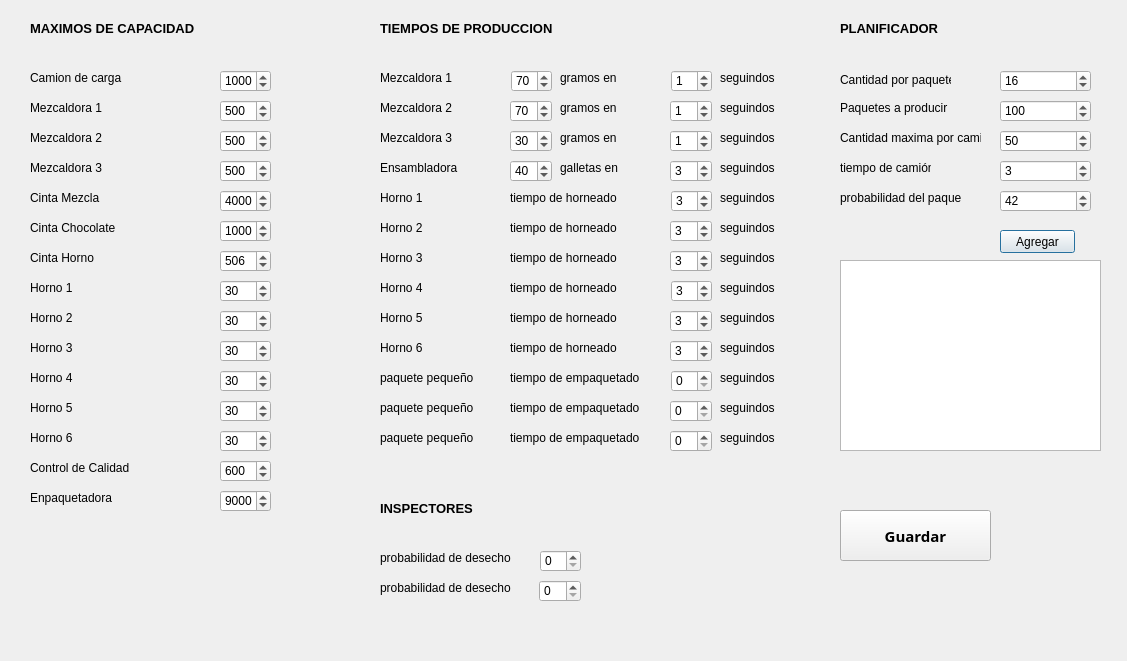
This is Fabrica/configuracion.ui in gaboq98/FABRICA as Qt 5 draws it before an edit. The edited form follows.
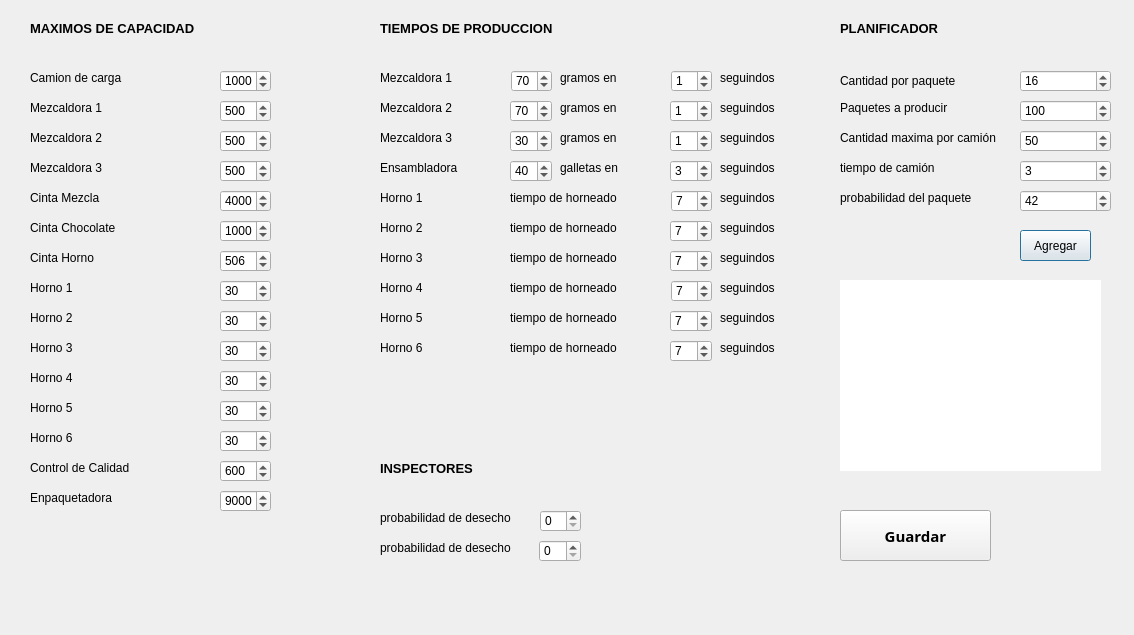
This is the edited form.

Patch:
```diff
--- a/Fabrica/configuracion.ui
+++ b/Fabrica/configuracion.ui
@@ -6,8 +6,8 @@
    <rect>
     <x>0</x>
     <y>0</y>
-    <width>1127</width>
-    <height>661</height>
+    <width>1134</width>
+    <height>635</height>
    </rect>
   </property>
   <property name="windowTitle">
@@ -365,45 +365,6 @@
     <string>Horno 3</string>
    </property>
   </widget>
-  <widget class="QLabel" name="label_31">
-   <property name="geometry">
-    <rect>
-     <x>380</x>
-     <y>370</y>
-     <width>101</width>
-     <height>16</height>
-    </rect>
-   </property>
-   <property name="text">
-    <string>paquete pequeño</string>
-   </property>
-  </widget>
-  <widget class="QLabel" name="label_32">
-   <property name="geometry">
-    <rect>
-     <x>380</x>
-     <y>400</y>
-     <width>101</width>
-     <height>16</height>
-    </rect>
-   </property>
-   <property name="text">
-    <string>paquete pequeño</string>
-   </property>
-  </widget>
-  <widget class="QLabel" name="label_33">
-   <property name="geometry">
-    <rect>
-     <x>380</x>
-     <y>430</y>
-     <width>101</width>
-     <height>16</height>
-    </rect>
-   </property>
-   <property name="text">
-    <string>paquete pequeño</string>
-   </property>
-  </widget>
   <widget class="QLabel" name="label_34">
    <property name="geometry">
     <rect>
@@ -681,7 +642,7 @@
    <property name="geometry">
     <rect>
      <x>380</x>
-     <y>500</y>
+     <y>460</y>
      <width>131</width>
      <height>16</height>
     </rect>
@@ -884,7 +845,7 @@
     <number>10000</number>
    </property>
    <property name="value">
-    <number>3</number>
+    <number>7</number>
    </property>
   </widget>
   <widget class="QLabel" name="label_46">
@@ -913,7 +874,7 @@
     <number>10000</number>
    </property>
    <property name="value">
-    <number>3</number>
+    <number>7</number>
    </property>
   </widget>
   <widget class="QLabel" name="label_49">
@@ -955,7 +916,7 @@
     <number>10000</number>
    </property>
    <property name="value">
-    <number>3</number>
+    <number>7</number>
    </property>
   </widget>
   <widget class="QLabel" name="label_52">
@@ -997,7 +958,7 @@
     <number>10000</number>
    </property>
    <property name="value">
-    <number>3</number>
+    <number>7</number>
    </property>
   </widget>
   <widget class="QSpinBox" name="tiempo_horno4">
@@ -1013,7 +974,7 @@
     <number>10000</number>
    </property>
    <property name="value">
-    <number>3</number>
+    <number>7</number>
    </property>
   </widget>
   <widget class="QSpinBox" name="tiempo_horno5">
@@ -1029,7 +990,7 @@
     <number>10000</number>
    </property>
    <property name="value">
-    <number>3</number>
+    <number>7</number>
    </property>
   </widget>
   <widget class="QLabel" name="label_56">
@@ -1181,128 +1142,11 @@
     <number>3</number>
    </property>
   </widget>
-  <widget class="QLabel" name="label_63">
-   <property name="geometry">
-    <rect>
-     <x>510</x>
-     <y>370</y>
-     <width>151</width>
-     <height>16</height>
-    </rect>
-   </property>
-   <property name="text">
-    <string>tiempo de empaquetado</string>
-   </property>
-  </widget>
-  <widget class="QLabel" name="label_64">
-   <property name="geometry">
-    <rect>
-     <x>510</x>
-     <y>400</y>
-     <width>141</width>
-     <height>16</height>
-    </rect>
-   </property>
-   <property name="text">
-    <string>tiempo de empaquetado</string>
-   </property>
-  </widget>
-  <widget class="QLabel" name="label_65">
-   <property name="geometry">
-    <rect>
-     <x>510</x>
-     <y>430</y>
-     <width>141</width>
-     <height>16</height>
-    </rect>
-   </property>
-   <property name="text">
-    <string>tiempo de empaquetado</string>
-   </property>
-  </widget>
-  <widget class="QLabel" name="label_54">
-   <property name="geometry">
-    <rect>
-     <x>720</x>
-     <y>370</y>
-     <width>61</width>
-     <height>16</height>
-    </rect>
-   </property>
-   <property name="text">
-    <string>seguindos</string>
-   </property>
-  </widget>
-  <widget class="QSpinBox" name="tiempo_pack4">
-   <property name="geometry">
-    <rect>
-     <x>671</x>
-     <y>370</y>
-     <width>41</width>
-     <height>22</height>
-    </rect>
-   </property>
-   <property name="maximum">
-    <number>10000</number>
-   </property>
-  </widget>
-  <widget class="QLabel" name="label_55">
-   <property name="geometry">
-    <rect>
-     <x>720</x>
-     <y>430</y>
-     <width>61</width>
-     <height>16</height>
-    </rect>
-   </property>
-   <property name="text">
-    <string>seguindos</string>
-   </property>
-  </widget>
-  <widget class="QSpinBox" name="tiempo_pack16">
-   <property name="geometry">
-    <rect>
-     <x>670</x>
-     <y>430</y>
-     <width>42</width>
-     <height>22</height>
-    </rect>
-   </property>
-   <property name="maximum">
-    <number>10000</number>
-   </property>
-  </widget>
-  <widget class="QLabel" name="label_66">
-   <property name="geometry">
-    <rect>
-     <x>720</x>
-     <y>400</y>
-     <width>61</width>
-     <height>16</height>
-    </rect>
-   </property>
-   <property name="text">
-    <string>seguindos</string>
-   </property>
-  </widget>
-  <widget class="QSpinBox" name="tiempo_pack10">
-   <property name="geometry">
-    <rect>
-     <x>670</x>
-     <y>400</y>
-     <width>42</width>
-     <height>22</height>
-    </rect>
-   </property>
-   <property name="maximum">
-    <number>10000</number>
-   </property>
-  </widget>
   <widget class="QLabel" name="label_51">
    <property name="geometry">
     <rect>
      <x>380</x>
-     <y>550</y>
+     <y>510</y>
      <width>141</width>
      <height>16</height>
     </rect>
@@ -1315,7 +1159,7 @@
    <property name="geometry">
     <rect>
      <x>380</x>
-     <y>580</y>
+     <y>540</y>
      <width>141</width>
      <height>16</height>
     </rect>
@@ -1328,7 +1172,7 @@
    <property name="geometry">
     <rect>
      <x>539</x>
-     <y>580</y>
+     <y>540</y>
      <width>42</width>
      <height>22</height>
     </rect>
@@ -1341,7 +1185,7 @@
    <property name="geometry">
     <rect>
      <x>540</x>
-     <y>550</y>
+     <y>510</y>
      <width>41</width>
      <height>22</height>
     </rect>
@@ -1353,7 +1197,7 @@
   <widget class="QSpinBox" name="cantidad_por_paquete">
    <property name="geometry">
     <rect>
-     <x>1000</x>
+     <x>1020</x>
      <y>70</y>
      <width>91</width>
      <height>22</height>
@@ -1366,7 +1210,7 @@
   <widget class="QSpinBox" name="cantidad_de_paquetes">
    <property name="geometry">
     <rect>
-     <x>1000</x>
+     <x>1020</x>
      <y>100</y>
      <width>91</width>
      <height>22</height>
@@ -1384,8 +1228,8 @@
     <rect>
      <x>840</x>
      <y>70</y>
-     <width>111</width>
-     <height>20</height>
+     <width>131</width>
+     <height>21</height>
     </rect>
    </property>
    <property name="text">
@@ -1397,7 +1241,7 @@
     <rect>
      <x>840</x>
      <y>100</y>
-     <width>111</width>
+     <width>121</width>
      <height>16</height>
     </rect>
    </property>
@@ -1410,7 +1254,7 @@
     <rect>
      <x>840</x>
      <y>130</y>
-     <width>141</width>
+     <width>171</width>
      <height>16</height>
     </rect>
    </property>
@@ -1421,7 +1265,7 @@
   <widget class="QSpinBox" name="spinBox">
    <property name="geometry">
     <rect>
-     <x>1000</x>
+     <x>1020</x>
      <y>130</y>
      <width>91</width>
      <height>22</height>
@@ -1440,10 +1284,10 @@
   <widget class="QPushButton" name="pushButton">
    <property name="geometry">
     <rect>
-     <x>1000</x>
+     <x>1020</x>
      <y>230</y>
-     <width>75</width>
-     <height>23</height>
+     <width>71</width>
+     <height>31</height>
     </rect>
    </property>
    <property name="text">
@@ -1455,7 +1299,7 @@
     <rect>
      <x>840</x>
      <y>160</y>
-     <width>91</width>
+     <width>111</width>
      <height>16</height>
     </rect>
    </property>
@@ -1466,7 +1310,7 @@
   <widget class="QSpinBox" name="spinBox_2">
    <property name="geometry">
     <rect>
-     <x>1000</x>
+     <x>1020</x>
      <y>160</y>
      <width>91</width>
      <height>22</height>
@@ -1483,11 +1327,17 @@
    <property name="geometry">
     <rect>
      <x>840</x>
-     <y>260</y>
+     <y>280</y>
      <width>261</width>
      <height>191</height>
     </rect>
    </property>
+   <property name="styleSheet">
+    <string notr="true">background-color: transparent;
+background: none;
+border: none;
+background-repeat: none;</string>
+   </property>
   </widget>
   <widget class="QPushButton" name="pushButton_2">
    <property name="geometry">
@@ -1515,7 +1365,7 @@
     <rect>
      <x>840</x>
      <y>190</y>
-     <width>121</width>
+     <width>151</width>
      <height>16</height>
     </rect>
    </property>
@@ -1526,7 +1376,7 @@
   <widget class="QSpinBox" name="probabilidad_paquete">
    <property name="geometry">
     <rect>
-     <x>1000</x>
+     <x>1020</x>
      <y>190</y>
      <width>91</width>
      <height>22</height>
```
Left out of the diff: 7 changed lines with no effect on the pictures.
